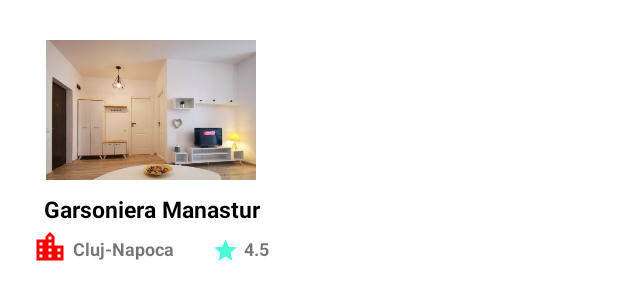
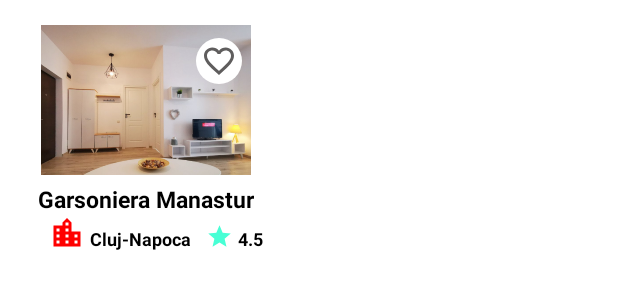
Before and after one commit to nbalazs1337/android-3duck, an Android app: the layout items.xml on its own in the app's theme, with its tools: preview values and no code run, on a phone screen of 412 x 824 dp. Shown: the top 300 px of the screen. Run offline under Robolectric (Android 15) with nearby library versions, the phone set to English and light mode, and no system bars.

Commit message:
corrected hs

```diff
--- a/app/src/main/java/com/balazs/project/presentation/HomeActivity.kt
+++ b/app/src/main/java/com/balazs/project/presentation/HomeActivity.kt
@@ -38,7 +38,7 @@ class HomeActivity : AppCompatActivity(){
 
         val email = intent.getStringExtra("email")
         val displayName = intent.getStringExtra("name")
-        findViewById<TextView>(R.id.txt_name).text = "Hello ${displayName}"
+        findViewById<TextView>(R.id.txt_name).text = "Hi, ${displayName}"
 
         findViewById<Button>(R.id.button_signout).setOnClickListener {
             auth.signOut()
--- a/app/src/main/java/com/balazs/project/utils/Adapter.kt
+++ b/app/src/main/java/com/balazs/project/utils/Adapter.kt
@@ -20,7 +20,7 @@ class Adapter(private val images: List<Data>) :
         holder.iv_photo.setImageResource(R.drawable.mock)
         holder.txt_title.text = "Garsoniera Manastur"
         holder.txt_city.text = "Cluj-Napoca"
-        holder.txt_title.text = "4.3"
+        holder.txt_rating.text = "4.3"
         holder.iv_city.setImageResource(R.drawable.ic_city)
         holder.iv_star.setImageResource(R.drawable.ic_star)
     }
--- /dev/null
+++ b/app/src/main/res/drawable/ic_favorite.xml
@@ -0,0 +1,5 @@
+<vector android:height="24dp" android:tint="#FF0000"
+    android:viewportHeight="24" android:viewportWidth="24"
+    android:width="24dp" xmlns:android="http://schemas.android.com/apk/res/android">
+    <path android:fillColor="@android:color/white" android:pathData="M12,21.35l-1.45,-1.32C5.4,15.36 2,12.28 2,8.5 2,5.42 4.42,3 7.5,3c1.74,0 3.41,0.81 4.5,2.09C13.09,3.81 14.76,3 16.5,3 19.58,3 22,5.42 22,8.5c0,3.78 -3.4,6.86 -8.55,11.54L12,21.35z"/>
+</vector>
--- /dev/null
+++ b/app/src/main/res/drawable/ic_favorite_border.xml
@@ -0,0 +1,5 @@
+<vector android:height="24dp" android:tint="#5F5D5D"
+    android:viewportHeight="24" android:viewportWidth="24"
+    android:width="24dp" xmlns:android="http://schemas.android.com/apk/res/android">
+    <path android:fillColor="@android:color/white" android:pathData="M16.5,3c-1.74,0 -3.41,0.81 -4.5,2.09C10.91,3.81 9.24,3 7.5,3 4.42,3 2,5.42 2,8.5c0,3.78 3.4,6.86 8.55,11.54L12,21.35l1.45,-1.32C18.6,15.36 22,12.28 22,8.5 22,5.42 19.58,3 16.5,3zM12.1,18.55l-0.1,0.1 -0.1,-0.1C7.14,14.24 4,11.39 4,8.5 4,6.5 5.5,5 7.5,5c1.54,0 3.04,0.99 3.57,2.36h1.87C13.46,5.99 14.96,5 16.5,5c2,0 3.5,1.5 3.5,3.5 0,2.89 -3.14,5.74 -7.9,10.05z"/>
+</vector>
--- /dev/null
+++ b/app/src/main/res/drawable/ic_location.xml
@@ -0,0 +1,5 @@
+<vector android:height="24dp" android:tint="#5F5D5D"
+    android:viewportHeight="24" android:viewportWidth="24"
+    android:width="24dp" xmlns:android="http://schemas.android.com/apk/res/android">
+    <path android:fillColor="@android:color/white" android:pathData="M12,2C8.13,2 5,5.13 5,9c0,5.25 7,13 7,13s7,-7.75 7,-13c0,-3.87 -3.13,-7 -7,-7zM12,11.5c-1.38,0 -2.5,-1.12 -2.5,-2.5s1.12,-2.5 2.5,-2.5 2.5,1.12 2.5,2.5 -1.12,2.5 -2.5,2.5z"/>
+</vector>
--- /dev/null
+++ b/app/src/main/res/drawable/rounded_img.xml
@@ -0,0 +1,4 @@
+<shape xmlns:android="http://schemas.android.com/apk/res/android"
+    android:shape="rectangle">
+    <corners android:radius="30dp" /> <!-- adjust this value to change the corner radius -->
+</shape>
--- /dev/null
+++ b/app/src/main/res/drawable/search_bg.xml
@@ -0,0 +1,6 @@
+<?xml version="1.0" encoding="utf-8"?>
+<shape xmlns:android="http://schemas.android.com/apk/res/android"
+    android:shape="rectangle">
+    <corners android:radius="20dp" />
+    <solid android:color="@color/app_search" />
+</shape>
--- a/app/src/main/res/layout/items.xml
+++ b/app/src/main/res/layout/items.xml
@@ -2,21 +2,18 @@
 <androidx.constraintlayout.widget.ConstraintLayout xmlns:android="http://schemas.android.com/apk/res/android"
     xmlns:app="http://schemas.android.com/apk/res-auto"
     xmlns:tools="http://schemas.android.com/tools"
-    android:layout_width="170dp"
-    android:layout_height="200dp"
-    android:layout_marginLeft="15dp"
-    android:background="@drawable/rv_item_rounded_bg"
-    android:paddingBottom="5dp">
+    android:layout_width="wrap_content"
+    android:layout_height="wrap_content"
+    android:padding="10dp"
+    android:layout_marginHorizontal="10dp"
+    android:background="@drawable/et_background"
+    app:layout_constraintBottom_toBottomOf="parent"
+    app:layout_constraintEnd_toEndOf="parent"
+    app:layout_constraintHorizontal_bias="0.5"
+    app:layout_constraintStart_toStartOf="parent"
+    app:layout_constraintTop_toTopOf="parent"
+    app:layout_constraintVertical_bias="0.5">
 
-    <androidx.constraintlayout.widget.ConstraintLayout
-        android:layout_width="191dp"
-        android:layout_height="162dp"
-        app:layout_constraintBottom_toBottomOf="parent"
-        app:layout_constraintEnd_toEndOf="parent"
-        app:layout_constraintHorizontal_bias="0.5"
-        app:layout_constraintStart_toStartOf="parent"
-        app:layout_constraintTop_toTopOf="parent"
-        app:layout_constraintVertical_bias="0.5">
 
         <TextView
             android:id="@+id/txt_title"
@@ -31,8 +28,7 @@
             app:layout_constraintEnd_toEndOf="parent"
             app:layout_constraintStart_toStartOf="parent"
             app:layout_constraintTop_toBottomOf="@id/iv_mock"
-            app:layout_constraintVertical_bias="0.0">
-        </TextView>
+            app:layout_constraintVertical_bias="0.0"></TextView>
 
         <ImageView
             android:id="@+id/iv_city"
@@ -53,6 +49,7 @@
             android:layout_marginLeft="3dp"
             android:layout_marginTop="7dp"
             android:text="Cluj-Napoca"
+            android:textColor="@color/black"
             android:textSize="12sp"
             android:textStyle="bold"
             app:layout_constraintBottom_toBottomOf="parent"
@@ -66,14 +63,15 @@
             android:id="@+id/iv_star"
             android:layout_width="18dp"
             android:layout_height="18dp"
-            android:layout_marginLeft="25dp"
+            android:layout_marginLeft="10dp"
             android:layout_marginTop="5dp"
             android:src="@drawable/ic_star"
             app:layout_constraintBottom_toBottomOf="parent"
             app:layout_constraintEnd_toEndOf="parent"
             app:layout_constraintHorizontal_bias="0.0"
             app:layout_constraintStart_toEndOf="@id/txt_city"
-            app:layout_constraintTop_toBottomOf="@id/txt_title"></ImageView>
+            app:layout_constraintTop_toBottomOf="@id/txt_title"
+            app:layout_constraintVertical_bias="0.0"></ImageView>
 
         <TextView
             android:id="@+id/txt_rating"
@@ -82,6 +80,7 @@
             android:layout_marginLeft="3dp"
             android:layout_marginTop="7dp"
             android:text="4.5"
+            android:textColor="@color/black"
             android:textSize="12sp"
             android:textStyle="bold"
             app:layout_constraintBottom_toBottomOf="parent"
@@ -95,8 +94,9 @@
             android:id="@+id/iv_mock"
             android:layout_width="140dp"
             android:layout_height="100dp"
+            android:background="@drawable/rounded_img"
             android:src="@drawable/mock"
-            android:background="@drawable/et_background"
+            android:scaleType="centerCrop"
             app:layout_constraintBottom_toBottomOf="parent"
             app:layout_constraintEnd_toEndOf="parent"
             app:layout_constraintHorizontal_bias="0.49"
@@ -104,7 +104,18 @@
             app:layout_constraintTop_toTopOf="parent"
             app:layout_constraintVertical_bias="0.112"></ImageView>
 
-    </androidx.constraintlayout.widget.ConstraintLayout>
-
-
+        <ImageView
+            android:id="@+id/iv_favorite"
+            android:layout_width="wrap_content"
+            android:layout_height="wrap_content"
+            android:src="@drawable/ic_favorite_border"
+            android:scaleType="centerCrop"
+            android:padding = "3dp"
+            android:background="@drawable/et_background"
+            app:layout_constraintBottom_toBottomOf="parent"
+            app:layout_constraintEnd_toEndOf="parent"
+            app:layout_constraintHorizontal_bias="0.887"
+            app:layout_constraintStart_toStartOf="parent"
+            app:layout_constraintTop_toTopOf="parent"
+            app:layout_constraintVertical_bias="0.122"></ImageView>
 </androidx.constraintlayout.widget.ConstraintLayout>
--- a/app/src/main/res/menu/menu_tems.xml
+++ b/app/src/main/res/menu/menu_tems.xml
@@ -10,5 +10,5 @@
     <item
         android:id="@+id/navigation_settings"
         android:title="Settings"
-        android:icon="@drawable/ic_notification" />
+        android:icon="@drawable/ic_settings" />
 </menu>
--- a/app/src/main/res/values/colors.xml
+++ b/app/src/main/res/values/colors.xml
@@ -14,7 +14,7 @@
     <color name="app_endgradient">#196266</color>
     <color name="app_background">#EEEDED</color>
     <color name="app_grey">#818582</color>
-    <color name="app_search">#bcdfd8</color>
+    <color name="app_search">#46dbbd</color>
 
 
 
```
Also changed, not shown: app/src/main/java/com/balazs/project/HomeFragment.kt (+20 -3 lines), app/src/main/java/com/balazs/project/data/model/Data2.kt (added, +11 -0 lines), app/src/main/java/com/balazs/project/utils/SecondAdapter.kt (added, +45 -0 lines), app/src/main/res/layout/activity_home.xml (+5 -5 lines), app/src/main/res/layout/fragment_home.xml (+26 -21 lines), app/src/main/res/layout/items_newest.xml (added, +102 -0 lines).
